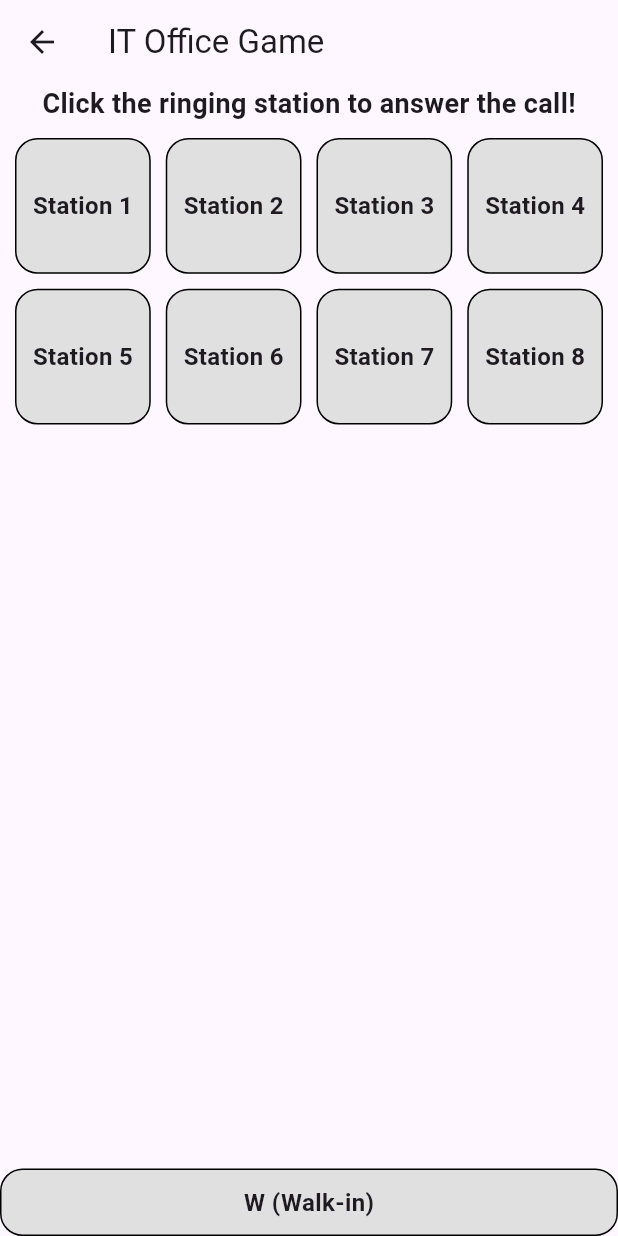
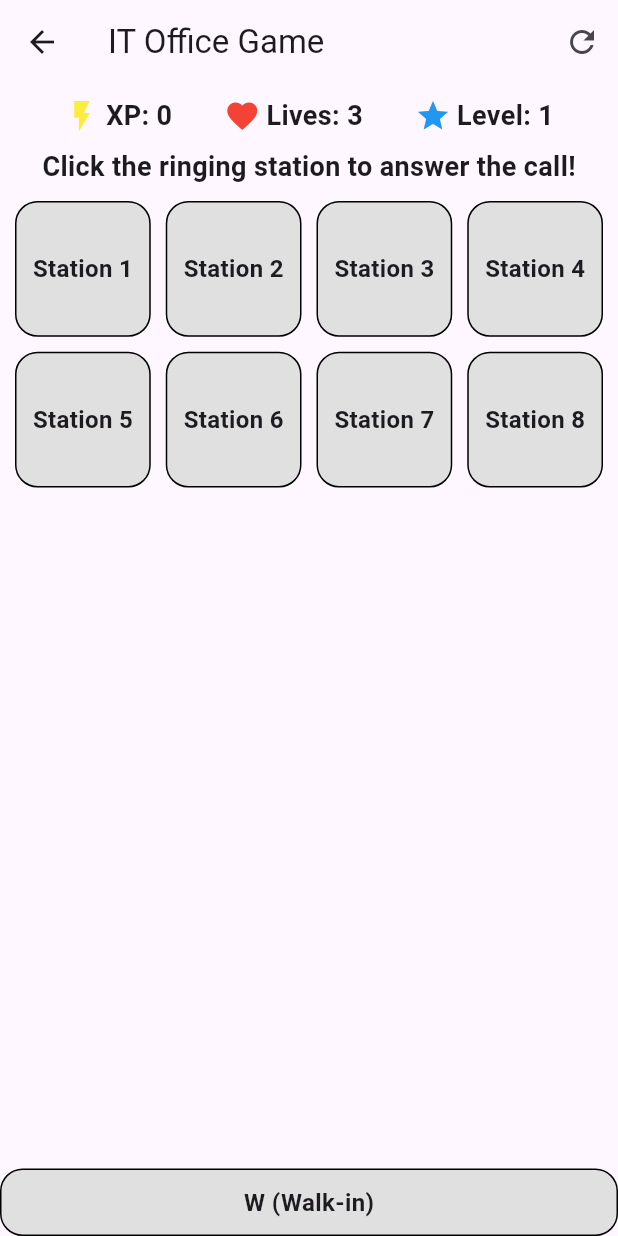
Before and after one commit to CBU-IT-Buddy/CBU_IT_Buddy, a Flutter app: the GamePage screen opened directly, on a phone screen of 412 x 824 dp. Run offline on Flutter 3.47's test engine with Material 3 defaults, Android fonts, the phone set to English and light mode, and no system bars; our stand-ins replace firebase_core; accounts and stored records are empty.

Commit message:
The game page with lifes xp and level count shown

```diff
--- a/cbu_it_buddy/lib/departments_contact_page.dart
+++ b/cbu_it_buddy/lib/departments_contact_page.dart
@@ -4,7 +4,7 @@ import 'package:flutter/material.dart';
 // dcp  StatelessWidget
 //////////////////////////////////////////////
 class DepartmentsContactPage extends StatelessWidget {
-  const DepartmentsContactPage({Key? key}) : super(key: key);
+  const DepartmentsContactPage({super.key});
 
   @override
   Widget build(BuildContext context) {
--- a/cbu_it_buddy/lib/faq_page.dart
+++ b/cbu_it_buddy/lib/faq_page.dart
@@ -5,7 +5,7 @@ import 'package:flutter/material.dart';
 // FAQPAGE  StatelessWidget
 //////////////////////////////////////////////
 class FAQPage extends StatelessWidget {
-  const FAQPage({Key? key}) : super(key: key);
+  const FAQPage({super.key});
 
   @override
   Widget build(BuildContext context) {
--- a/cbu_it_buddy/lib/game_page.dart
+++ b/cbu_it_buddy/lib/game_page.dart
@@ -2,7 +2,7 @@ import 'package:flutter/material.dart';
 import 'dart:math';
 
 class GamePage extends StatefulWidget {
-  const GamePage({Key? key}) : super(key: key);
+  const GamePage({super.key});
   @override
   _GamePageState createState() => _GamePageState();
 }
@@ -16,6 +16,10 @@ class _GamePageState extends State<GamePage> with SingleTickerProviderStateMixin
   String _correctAnswer = "";
   int _totalRings = 0; // Counter for ringing times
   final int _maxRings = 5; // Limit ringing to 5 times
+
+  int _xp = 0; // Experience points
+  int _lives = 3; // Number of lives
+  int _level = 1; // Level of the user is at.
 
   // Stations
   final int totalStations = 8;
@@ -53,7 +57,7 @@ class _GamePageState extends State<GamePage> with SingleTickerProviderStateMixin
 
   // Schedule the next phone ringing with a random delay
   void scheduleNextRing() {
-    if (_totalRings < _maxRings) {
+    if (_totalRings < _maxRings && _lives > 0) {
       int delaySeconds = _random.nextInt(4) + 2; // Random time between 2 and 5 seconds
       Future.delayed(Duration(seconds: delaySeconds), () {
         if (mounted) {
@@ -158,6 +162,18 @@ class _GamePageState extends State<GamePage> with SingleTickerProviderStateMixin
   // Feedback after answering the question
   void _showAnswerFeedback(bool isCorrect, String selectedAnswer) {
   Navigator.of(context).pop(); // Close the question dialog
+
+  if (isCorrect) {
+    setState(() {
+      _xp += 10; // Add XP for correct answer
+    });
+  } else {
+    setState(() {
+      _lives--; // Decrement lives for incorrect answer
+    });
+  }
+
+  // Show feedback dialog for correct or wrong answer
   showDialog(
     context: context,
     builder: (context) => AlertDialog(
@@ -180,13 +196,44 @@ class _GamePageState extends State<GamePage> with SingleTickerProviderStateMixin
       actions: [
         TextButton(
           onPressed: () {
-              Navigator.of(context).pop();
+            Navigator.of(context).pop(); // Close the feedback dialog
+
+            // Check for level-up after feedback dialog is dismissed
+            if (isCorrect && _xp >= 30) {
+              setState(() {
+                _level++; // Increase level
+                _xp = 0;  // Reset XP
+              });
+
+              // Show level-up dialog
+              showDialog(
+                context: context,
+                builder: (context) => AlertDialog(
+                  title: const Text("Level Up!"),
+                  content: Text("Congratulations! You've reached Level $_level!"),
+                  actions: [
+                    TextButton(
+                      onPressed: () {
+                        Navigator.of(context).pop(); // Close the level-up dialog
                         setState(() {
                           _ringingStation = -1; // Reset the ringing station
-                _isRinging = false; // Stop ringing
+                          _isRinging = false;    // Stop ringing
                         });
-              // Schedule the next call after clicking "Next Call"
-              scheduleNextRing();
+                        scheduleNextRing(); // Schedule the next call
+                      },
+                      child: const Text("Continue"),
+                    ),
+                  ],
+                ),
+              );
+            } else {
+              // If no level-up, continue game normally
+              setState(() {
+                _ringingStation = -1; // Reset the ringing station
+                _isRinging = false;    // Stop ringing
+              });
+              scheduleNextRing(); // Schedule the next call
+            }
           },
           child: const Text("Next Call"),
         ),
@@ -197,31 +244,106 @@ class _GamePageState extends State<GamePage> with SingleTickerProviderStateMixin
 
   // End the game after 5 rings
   void _endGame() {
+    String message;
+    if (_lives <= 0) {
+      message = "You are out of lives.";
+    } else {
+      message = "You have completed 5 calls.";
+    }
+
     showDialog(
       context: context,
       builder: (context) => AlertDialog(
         title: const Text("Game Over!"),
-        content: const Text("You have completed 5 calls."),
+        content: Text(message),
         actions: [
           TextButton(
             onPressed: () {
-              Navigator.of(context).pop();
-              Navigator.of(context).pop(); // Go back to the previous screen
+              Navigator.of(context).pop(); // Close the dialog
+              _restartGame(); // Call the restart method
             },
-            child: const Text("Finish"),
+            child: const Text("Restart Game"),
+          ),
+          TextButton(
+            onPressed: () {
+              Navigator.of(context).pop(); // Close the dialog
+              Navigator.of(context).pop(); // Go back to the previous screen (main page)
+            },
+            child: const Text("Cancel"),
           ),
         ],
       ),
     );
   }
 
+  void _restartGame() {
+    setState(() {
+      _xp = 0;
+      _lives = 3;
+      _level = 1;
+      _totalRings = 0;
+      _ringingStation = -1;
+      _isRinging = false;
+    });
+    Navigator.of(context).pop();// close current game page that is open
+    //Navigate to fresh game page instance
+    Navigator.of(context).push(
+      MaterialPageRoute(builder: (context) => const GamePage()),
+    );
+  }
   @override
   Widget build(BuildContext context) {
     return Scaffold(
-      appBar: AppBar(title: const Text('IT Office Game')),
+      appBar: AppBar(
+        title: const Text('IT Office Game'),
+        actions: [
+          IconButton(
+            icon: const Icon(Icons.refresh),
+            onPressed: _restartGame, // Restart the game
+          ),
+        ],),
       body: Column(
         mainAxisAlignment: MainAxisAlignment.spaceEvenly,
         children: <Widget>[
+          // Display XP, Lives, and Level
+        Padding(
+          padding: const EdgeInsets.all(8.0),
+          child: Row(
+            mainAxisAlignment: MainAxisAlignment.spaceEvenly,
+            children: [
+              Row(
+                children: [
+                  const Icon(Icons.flash_on, color: Colors.yellow), // Lightning Icon for XP
+                  const SizedBox(width: 4), // Spacing
+                  Text(
+                    'XP: $_xp',
+                    style: const TextStyle(fontSize: 18, fontWeight: FontWeight.bold),
+                  ),
+                ],
+              ),
+              Row(
+                children: [
+                  const Icon(Icons.favorite, color: Colors.red), // Heart Icon for Lives
+                  const SizedBox(width: 4), // Spacing
+                  Text(
+                    'Lives: $_lives',
+                    style: const TextStyle(fontSize: 18, fontWeight: FontWeight.bold),
+                  ),
+                ],
+              ),
+              Row(
+                children: [
+                  const Icon(Icons.star, color: Colors.blue), // Star Icon for Level (you can choose another icon)
+                  const SizedBox(width: 4), // Spacing
+                  Text(
+                    'Level: $_level',
+                    style: const TextStyle(fontSize: 18, fontWeight: FontWeight.bold),
+                  ),
+                ],
+              ),
+            ],
+          ),
+        ),
           const Text(
             'Click the ringing station to answer the call!',
             style: TextStyle(fontSize: 18, fontWeight: FontWeight.bold),
--- a/cbu_it_buddy/lib/main.dart
+++ b/cbu_it_buddy/lib/main.dart
@@ -113,7 +113,7 @@
                 // Navigate to the IT Office Game page
                 Navigator.push(
                   context,
-                  MaterialPageRoute(builder: (context) => GamePage()),
+                  MaterialPageRoute(builder: (context) => const GamePage()),
                 );
               },
             ),
```
Lines whose indentation alone changed are shown as unchanged.
